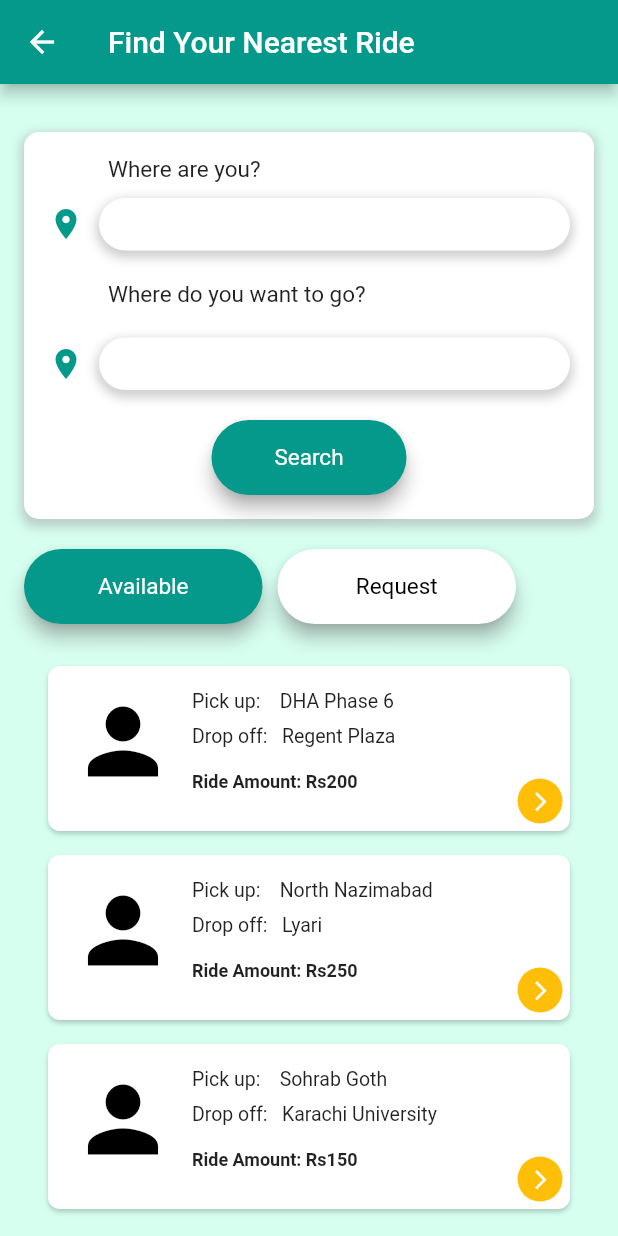
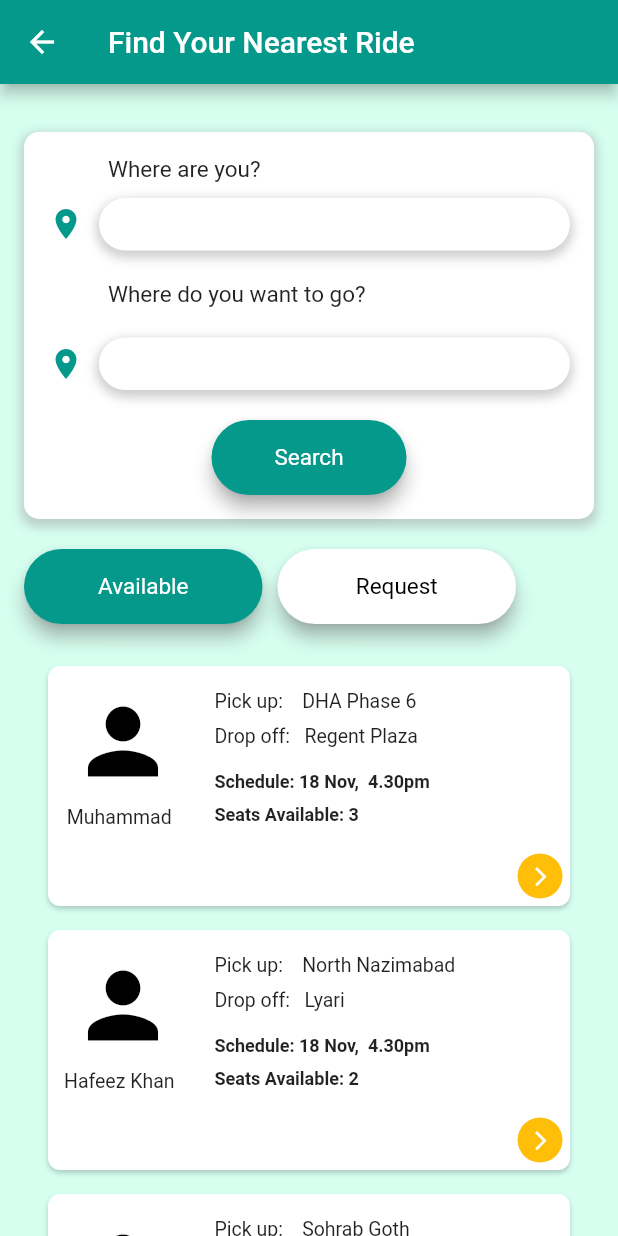
Before and after one commit to Aisha1600/CarpoolFrontend, a Flutter app: the FindYourCarpool screen opened directly, after a tap on "Available", on a phone screen of 412 x 824 dp. Run offline on Flutter 3.47's test engine with Material 2 defaults, Android fonts, the phone set to English and light mode, and no system bars; our stand-ins replace cached_network_image, google_maps_flutter, shared_preferences; accounts and stored records are empty; Roboto replaces fonts that are missing (Palanquin, Roboto-Regular).

Commit message:
available list changes

```diff
--- a/lib/available_list.dart
+++ b/lib/available_list.dart
@@ -6,22 +6,25 @@ class AvailableList extends StatelessWidget {
 
   final List<Map<String, dynamic>> data = [
     {
-      'name': 'Muhammad Munir',
+      'name': 'Muhammad',
       'from': 'DHA Phase 6',
       'to': 'Regent Plaza',
-      'price': 200,
+      'Schedule': '18 Nov,  4.30pm',
+      'Seats': 3,
     },
     {
       'name': 'Hafeez Khan',
       'from': 'North Nazimabad',
       'to': 'Lyari',
-      'price': 250,
+      'Schedule': '18 Nov,  4.30pm',
+      'Seats': 2,
     },
     {
       'name': 'Shafiq Khan',
       'from': 'Sohrab Goth',
       'to': 'Karachi University',
-      'price': 150,
+      'Schedule': '18 Nov,  4.30pm',
+      'Seats': 0,
     },
   ];
 
@@ -84,7 +87,15 @@ class AvailableList extends StatelessWidget {
                           ),
                           SizedBox(height: 16),
                           Text(
-                            'Ride Amount: Rs${item['price']}',
+                            'Schedule: ${item['Schedule']}',
+                            style: TextStyle(
+                              fontSize: 12,
+                              fontWeight: FontWeight.bold,
+                            ),
+                          ),
+                          SizedBox(height: 8),
+                          Text(
+                            'Seats Available: ${item['Seats']}',
                             style: TextStyle(
                               fontSize: 12,
                               fontWeight: FontWeight.bold,
@@ -94,13 +105,11 @@ class AvailableList extends StatelessWidget {
                       ),
                     )),
                     Container(
+                      height: 160,
+                      alignment: Alignment.bottomRight,
                       padding: EdgeInsets.all(5),
-                      child: Column(
-                        children: [
-                          SizedBox(
-                            height: 70,
-                          ),
-                          CircleAvatar(
+                      child: CircleAvatar(
+                          backgroundColor: Color(0xFFFFBE08),
                           radius: 15,
                           child: Stack(
                             alignment: Alignment.center,
@@ -109,9 +118,10 @@ class AvailableList extends StatelessWidget {
                                 icon: Icon(
                                   Icons.arrow_forward_ios_outlined,
                                   size: 15,
+                                  color: Colors.white,
                                 ),
                                 onPressed: () {
-                                      Navigator.push(
+                                  Navigator.pushReplacement(
                                     context,
                                     MaterialPageRoute(
                                         builder: (BuildContext context) =>
@@ -120,9 +130,7 @@ class AvailableList extends StatelessWidget {
                                 },
                               ),
                             ],
-                              ))
-                        ],
-                      ),
+                          )),
                     )
                   ],
                 ),
--- a/lib/main.dart
+++ b/lib/main.dart
@@ -61,6 +61,8 @@ class _MyHomePageState extends State<MyHomePage> {
     Timer(Duration(seconds: 4), () {
       Navigator.pushReplacement(
           context, MaterialPageRoute(builder: (context) => Enter()));
+      // Navigator.pushReplacement(
+      //     context, MaterialPageRoute(builder: (context) => BottomNavbar()));
     });
   }
 
--- a/lib/request_available_list.dart
+++ b/lib/request_available_list.dart
@@ -7,22 +7,25 @@ class RequestAvailableList extends StatelessWidget {
 
   final List<Map<String, dynamic>> data = [
     {
-      'image': 'https://picsum.photos/200/300',
+      'name': 'Muhammad',
       'from': 'DHA Phase 6',
       'to': 'Regent Plaza',
-      'price': 200,
+      'Schedule': '18 Nov,  4.30pm',
+      'Seats': 3,
     },
     {
-      'image': 'https://picsum.photos/200/300',
+      'name': 'Hafeez Khan',
       'from': 'North Nazimabad',
       'to': 'Lyari',
-      'price': 250,
+      'Schedule': '18 Nov,  4.30pm',
+      'Seats': 2,
     },
     {
-      'image': 'https://picsum.photos/200/300',
+      'name': 'Shafiq Khan',
       'from': 'Sohrab Goth',
       'to': 'Karachi University',
-      'price': 150,
+      'Schedule': '18 Nov,  4.30pm',
+      'Seats': 0,
     },
   ];
 
@@ -52,21 +55,25 @@ class RequestAvailableList extends StatelessWidget {
                     SizedBox(
                       height: 20,
                     ),
+                    Column(
+                      children: [
                         Container(
-                      padding: EdgeInsets.all(15),
-                      width: 80,
-                      height: 90,
-                      decoration: BoxDecoration(
-                        borderRadius: BorderRadius.horizontal(
-                          left: Radius.circular(8),
-                          right: Radius.circular(0),
-                        ),
-                      ),
+                          padding:
+                              EdgeInsets.only(top: 15, left: 15, right: 10),
                           child: Icon(
                             Icons.person,
                             color: Colors.black,
                             size: 70,
                           ),
+                        ),
+                        SizedBox(height: 8),
+                        Text(
+                          '${item['name']}',
+                          style: TextStyle(
+                            fontSize: 13,
+                          ),
+                        ),
+                      ],
                     ),
                     Expanded(
                         child: Padding(
@@ -85,7 +92,15 @@ class RequestAvailableList extends StatelessWidget {
                           ),
                           SizedBox(height: 16),
                           Text(
-                            'Ride Amount: Rs${item['price']}',
+                            'Schedule: ${item['Schedule']}',
+                            style: TextStyle(
+                              fontSize: 12,
+                              fontWeight: FontWeight.bold,
+                            ),
+                          ),
+                          SizedBox(height: 8),
+                          Text(
+                            'Seats Available: ${item['Seats']}',
                             style: TextStyle(
                               fontSize: 12,
                               fontWeight: FontWeight.bold,
@@ -95,13 +110,10 @@ class RequestAvailableList extends StatelessWidget {
                       ),
                     )),
                     Container(
+                      height: 160,
+                      alignment: Alignment.bottomRight,
                       padding: EdgeInsets.all(5),
-                      child: Column(
-                        children: [
-                          SizedBox(
-                            height: 70,
-                          ),
-                          CircleAvatar(
+                      child: CircleAvatar(
                           backgroundColor: Color(0xFFFFBE08),
                           radius: 15,
                           child: Stack(
@@ -123,10 +135,8 @@ class RequestAvailableList extends StatelessWidget {
                                 },
                               ),
                             ],
-                              ))
-                        ],
+                          )),
                     ),
-                    )
                   ],
                 ),
               ),
```
Lines whose indentation alone changed are shown as unchanged.
